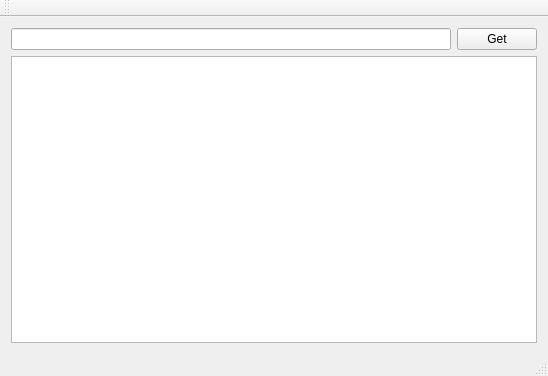
Above: OpenWeather/mainwindow.ui from Anaga/TARvg17 before the change. Below: the same form after it.
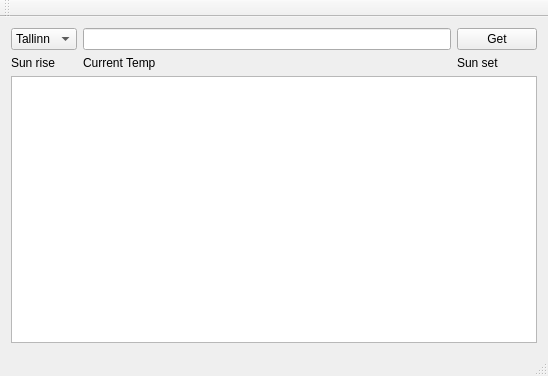
That is the form after the change.

Commit message: add combo box with citys

Diff of the .ui file:
```diff
--- a/OpenWeather/mainwindow.ui
+++ b/OpenWeather/mainwindow.ui
@@ -17,17 +17,67 @@
    <layout class="QVBoxLayout" name="verticalLayout">
     <item>
      <layout class="QGridLayout" name="gridLayout">
-      <item row="0" column="0">
-       <widget class="QLineEdit" name="lineEdit_Address"/>
-      </item>
       <item row="0" column="1">
+       <widget class="QLineEdit" name="lineEdit_Address"/>
+      </item>
+      <item row="0" column="2" colspan="2">
        <widget class="QPushButton" name="pushButton_Get">
         <property name="text">
          <string>Get</string>
         </property>
        </widget>
       </item>
-      <item row="2" column="0" colspan="2">
+      <item row="0" column="0">
+       <widget class="QComboBox" name="comboBox">
+        <item>
+         <property name="text">
+          <string>Tallinn</string>
+         </property>
+        </item>
+        <item>
+         <property name="text">
+          <string>Tartu</string>
+         </property>
+        </item>
+        <item>
+         <property name="text">
+          <string>Narva</string>
+         </property>
+        </item>
+        <item>
+         <property name="text">
+          <string>Parnu</string>
+         </property>
+        </item>
+        <item>
+         <property name="text">
+          <string>Valga</string>
+         </property>
+        </item>
+       </widget>
+      </item>
+      <item row="3" column="1">
+       <widget class="QLabel" name="label">
+        <property name="text">
+         <string>Current Temp</string>
+        </property>
+       </widget>
+      </item>
+      <item row="3" column="0">
+       <widget class="QLabel" name="label_2">
+        <property name="text">
+         <string>Sun rise</string>
+        </property>
+       </widget>
+      </item>
+      <item row="3" column="2" colspan="2">
+       <widget class="QLabel" name="label_3">
+        <property name="text">
+         <string>Sun set</string>
+        </property>
+       </widget>
+      </item>
+      <item row="5" column="0" colspan="4">
        <widget class="QTextBrowser" name="textBrowser"/>
       </item>
      </layout>
```
The commit also changes 1 other file.
